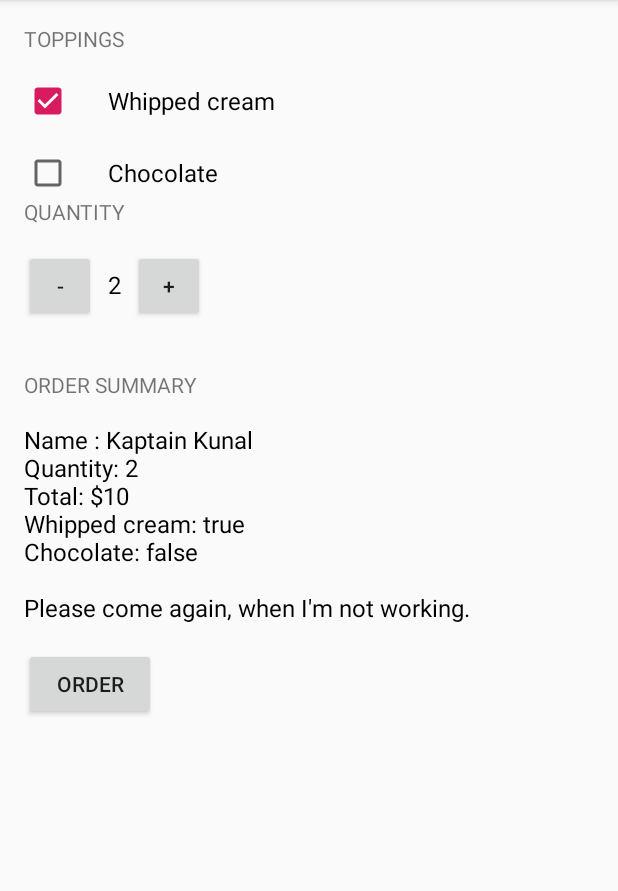
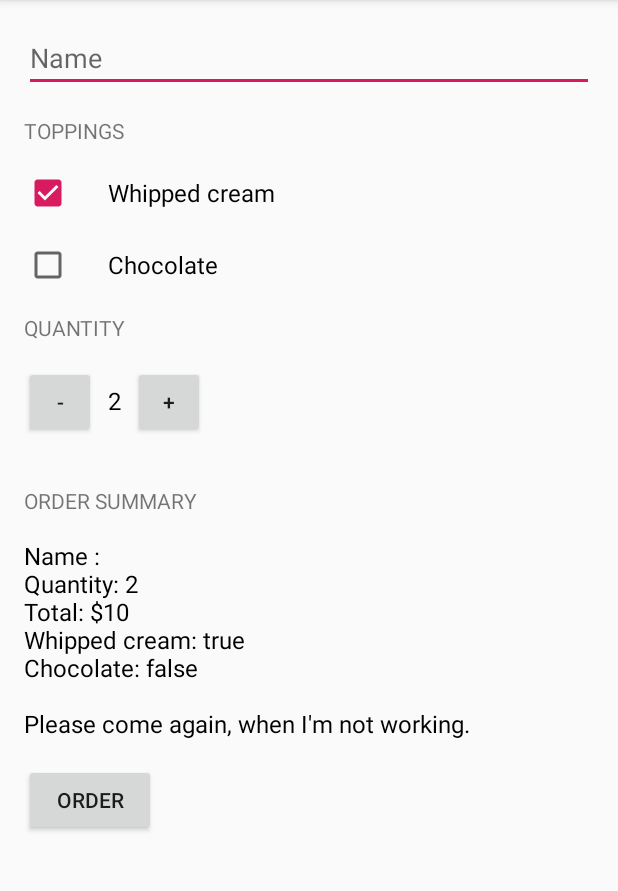
Before and after one commit to rewrib/JustJava, an Android app: the screen it shows after launch (MainActivity), after a tap on "ORDER", on a phone screen of 412 x 824 dp, the part 84-975 px from its top. Run offline under Robolectric (Android 15) with nearby library versions, the phone set to English and light mode, and no system bars; 1 other tap on this screen came first.

Commit message:
adding personalization options

```diff
--- a/app/src/main/java/com/example/justjava/MainActivity.java
+++ b/app/src/main/java/com/example/justjava/MainActivity.java
@@ -1,22 +1,11 @@
-/**
- * IMPORTANT: Make sure you are using the correct package name.
- * This example uses the package name:
- * package com.example.android.justjava
- * If you get an error when copying this code into Android studio, update it to match teh package name found
- * in the project's AndroidManifest.xml file.
- **/
-
 package com.example.justjava;
-
-
 
 import android.os.Bundle;
 import androidx.appcompat.app.AppCompatActivity;
 import android.view.View;
 import android.widget.CheckBox;
+import android.widget.EditText;
 import android.widget.TextView;
-
-import java.text.NumberFormat;
 
 /**
  * This app displays an order form to order coffee.
@@ -35,20 +24,32 @@ public class MainActivity extends AppCompatActivity {
     int quantity = 2;
     boolean stateWC;
     public void submitOrder(View view) {
+        EditText nameField = findViewById(R.id.name_field);
+        String name = nameField.getText().toString();
+
         CheckBox whippedCreamCheckbox = findViewById(R.id.whipped_cream_checkbox);
         boolean hasWhippedCream = whippedCreamCheckbox.isChecked();
         CheckBox chocolateCheckBox = (CheckBox) findViewById(R.id.chocolate_checkbox);
         boolean hasChocolate = chocolateCheckBox.isChecked();
 
         int price = quantity * 5;
-        displayMessage(createOrderSummary(price, hasWhippedCream, hasChocolate));
+        displayMessage(createOrderSummary(price, hasWhippedCream, hasChocolate, name));
     }
     public void setStateWC(View view){
         stateWC = true;
     }
 
-    private String createOrderSummary(int price, boolean hasWhippedCream, boolean hasChocolate) {
-        String priceMessage = "Name : Kaptain Kunal" +
+    /**
+     * Create summary of the order.
+     *
+     * @param hasWhippedCream is whether or not the user wants whipped cream topping
+     * @param hasChocolate is whether or not the user wants chocolate topping
+     * @param price of the order
+     * @return text summary
+     */
+
+    private String createOrderSummary(int price, boolean hasWhippedCream, boolean hasChocolate, String name) {
+        String priceMessage = "Name : " + name +
                 "\nQuantity: " + quantity +
                 "\nTotal: $" + price +
                 "\nWhipped cream: " + hasWhippedCream +
--- a/app/src/main/res/layout/activity_main.xml
+++ b/app/src/main/res/layout/activity_main.xml
@@ -6,7 +6,6 @@
     xmlns:tools="http://schemas.android.com/tools"
     tools:context=".MainActivity">
     <LinearLayout
-
         android:layout_width="match_parent"
         android:layout_height="match_parent"
         android:paddingBottom="@dimen/activity_vertical_margin"
@@ -15,13 +14,19 @@
         android:paddingTop="@dimen/activity_vertical_margin"
         android:orientation="vertical"
         >
+        <EditText
+            android:id="@+id/name_field"
+            android:layout_width="match_parent"
+            android:layout_height="wrap_content"
+            android:hint="Name"
+            android:inputType="textCapWords"
+            android:layout_marginBottom="16dp"/>
         <TextView
             android:layout_width="wrap_content"
             android:layout_height="wrap_content"
             android:text="TOPPINGS"
             android:layout_marginBottom="16dp"
             />
-
         <CheckBox
             android:id="@+id/whipped_cream_checkbox"
             android:layout_width="wrap_content"
@@ -37,9 +42,8 @@
             android:layout_height="wrap_content"
             android:paddingLeft="24dp"
             android:text="Chocolate"
-            android:textSize="16sp" />
-
-
+            android:textSize="16sp"
+            android:layout_marginBottom="16dp"/>
         <TextView
             android:layout_width="wrap_content"
             android:layout_height="wrap_content"
```
